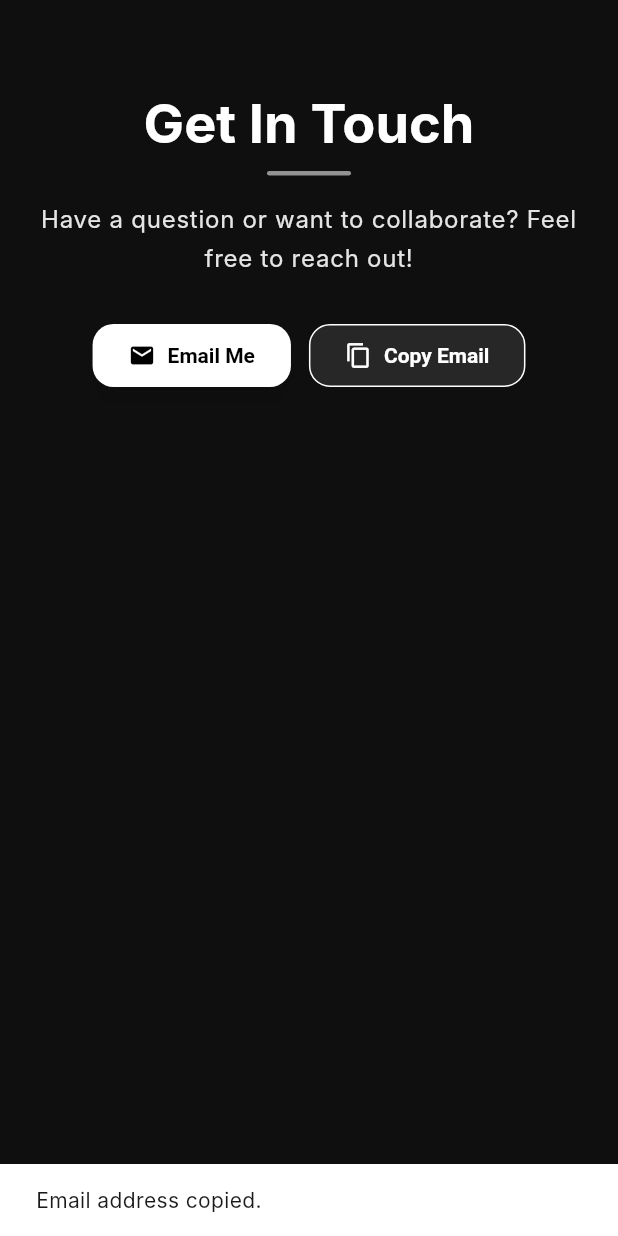
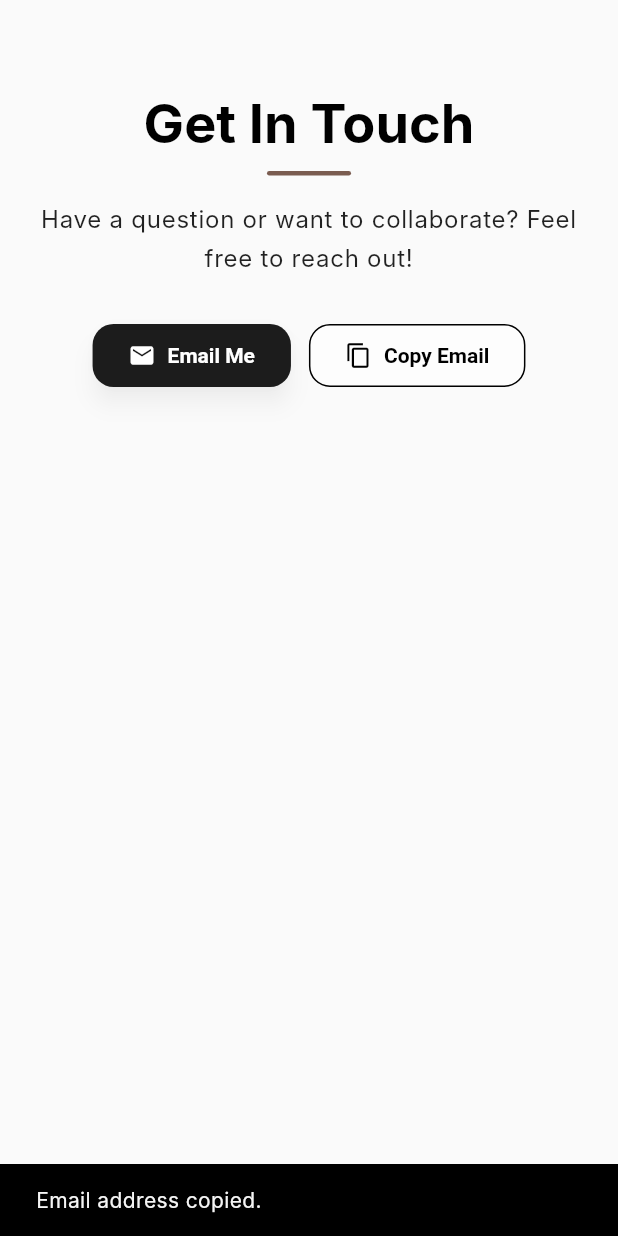
Before and after one commit to vasanthkumar17/vasanth_portfolio, a Flutter app: the ContactSection widget shown alone on an empty page, opened directly, after a tap on "Copy Email", on a phone screen of 412 x 824 dp. Run offline on Flutter 3.47's test engine with Material 3 defaults, Android fonts, the phone set to English and light mode, and no system bars; drawn by our look-alikes of flutter_animate; our stand-ins replace web; Roboto replaces fonts that are missing (Inter).

Commit message:
Set theme to follow system preference and fix async context usage

```diff
--- a/lib/providers/theme_provider.dart
+++ b/lib/providers/theme_provider.dart
@@ -1,7 +1,7 @@
 import 'package:flutter/material.dart';
 
 class ThemeProvider extends ChangeNotifier {
-  ThemeMode _themeMode = ThemeMode.dark;
+  ThemeMode _themeMode = ThemeMode.system;
 
   ThemeMode get themeMode => _themeMode;
 
--- a/lib/sections/contact_section.dart
+++ b/lib/sections/contact_section.dart
@@ -91,13 +91,14 @@ class _ContactSectionState extends State<ContactSection> {
                     ),
                     OutlinedButton.icon(
                       onPressed: () async {
+                        final scaffoldMessenger = ScaffoldMessenger.of(context);
                         await Clipboard.setData(
                           const ClipboardData(text: AppStrings.contactEmail),
                         );
                         if (!mounted) {
                           return;
                         }
-                        ScaffoldMessenger.of(context).showSnackBar(
+                        scaffoldMessenger.showSnackBar(
                           const SnackBar(
                             content: Text(AppStrings.snackEmailCopied),
                           ),
```
